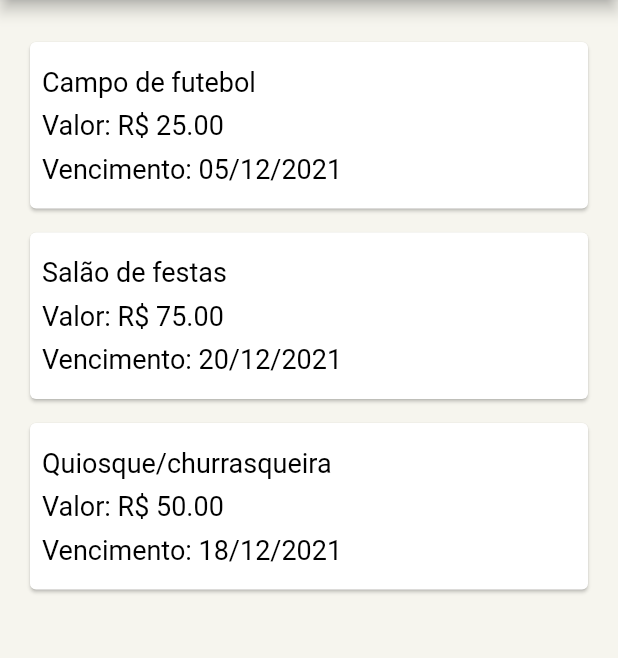
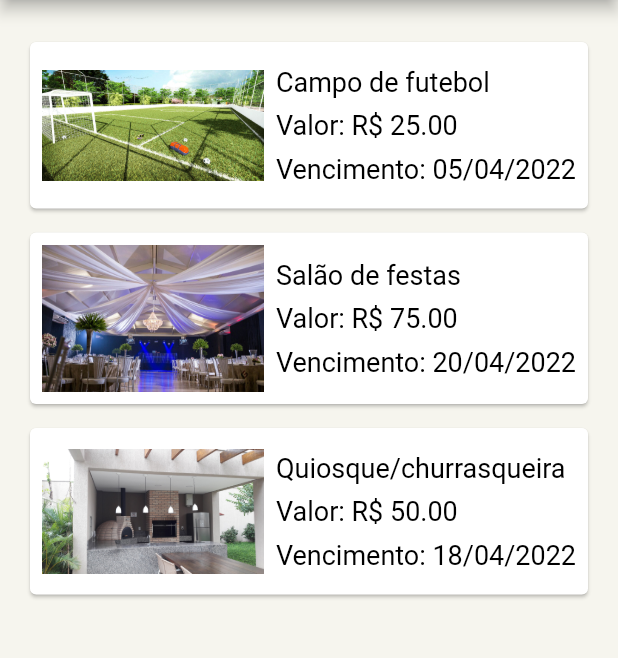
Before and after one commit to AdrianoJunior/condapp_bloc, a Flutter app: the DespesasPage screen opened directly, on a phone screen of 412 x 824 dp, the part 84-742 px from its top. Run offline on Flutter 3.47's test engine with Material 2 defaults, Android fonts, the phone set to English and light mode, and no system bars; our stand-ins replace cached_network_image, cloud_firestore, date_time_picker, email_validator, firebase_auth, firebase_core and 9 more; accounts and stored records are empty.

Commit message:
Atualizações de layout e funcionalidade de visitas

```diff
--- a/lib/pages/agenda/reservas/reservas_service.dart
+++ b/lib/pages/agenda/reservas/reservas_service.dart
@@ -12,5 +12,5 @@ class ReservasService {
         toFirestore: (reserva, _) => reserva.toMap(),
       );
 
-  Stream<QuerySnapshot> get stream => _reservas.orderBy('dataReserva').snapshots();
+  Stream<QuerySnapshot> get stream => _reservas.orderBy('dataReserva').where('uid' == uid).snapshots();
 }
--- a/lib/pages/condominio/despesas/despesas_page.dart
+++ b/lib/pages/condominio/despesas/despesas_page.dart
@@ -17,17 +17,17 @@ class _DespesasPageState extends State<DespesasPage> {
     Despesa(
       desc: "Campo de futebol",
       valor: 25.00,
-      dataVencimento: DateTime(2021, 12, 05),
+      dataVencimento: DateTime(2022, 04, 05),
     ),
     Despesa(
       desc: "Salão de festas",
       valor: 75.00,
-      dataVencimento: DateTime(2021, 12, 20),
+      dataVencimento: DateTime(2022, 04, 20),
     ),
     Despesa(
       desc: "Quiosque/churrasqueira",
       valor: 50.00,
-      dataVencimento: DateTime(2021, 12, 18),
+      dataVencimento: DateTime(2022, 04, 18),
     ),
   ];
 
@@ -35,7 +35,7 @@ class _DespesasPageState extends State<DespesasPage> {
   Widget build(BuildContext context) {
     return Scaffold(
       appBar: AppBar(
-        title: Text("Despesas"),
+        title: const Text("Despesas"),
       ),
       body: _body(),
       drawer: DrawerList(),
@@ -49,18 +49,36 @@ class _DespesasPageState extends State<DespesasPage> {
         itemCount: despesas.length,
         itemBuilder: (context, idx) {
           Despesa d = despesas[idx];
+          String? asset;
+
+          if(d.desc == 'Quiosque/churrasqueira') {
+            asset = 'assets/images/churrasqueira.jpg';
+          } else if (d.desc == "Salão de festas") {
+            asset = 'assets/images/salao_festa.jpeg';
+          } else {
+            asset = 'assets/images/futebol.jpg';
+          }
           return Padding(
             padding: const EdgeInsets.only(top: 8),
             child: Card(
               child: Padding(
                 padding: const EdgeInsets.all(8.0),
-                child: Column(
+                child: Row(
+                  children: [
+                    Expanded(
+                      child: Image.asset(
+                        asset,
+                      ),
+                    ),
+                    const SizedBox(width: 8),
+                    Column(
                       crossAxisAlignment: CrossAxisAlignment.start,
                       children: [
                         const SizedBox(height: 8),
                         Text(
                           d.desc!,
-                      style: const TextStyle(color: Colors.black, fontSize: 18),
+                          style: const TextStyle(
+                              color: Colors.black, fontSize: 18),
                         ),
                         const SizedBox(height: 8),
                         RichText(
@@ -68,7 +86,8 @@ class _DespesasPageState extends State<DespesasPage> {
                             children: [
                               const TextSpan(
                                 text: "Valor: R\$ ",
-                            style: TextStyle(color: Colors.black, fontSize: 18),
+                                style: TextStyle(
+                                    color: Colors.black, fontSize: 18),
                               ),
                               TextSpan(
                                 text: d.valor!.toStringAsFixed(2),
@@ -84,7 +103,8 @@ class _DespesasPageState extends State<DespesasPage> {
                             children: [
                               const TextSpan(
                                 text: "Vencimento: ",
-                            style: TextStyle(color: Colors.black, fontSize: 18),
+                                style: TextStyle(
+                                    color: Colors.black, fontSize: 18),
                               ),
                               TextSpan(
                                 text: f.format(d.dataVencimento!),
@@ -97,6 +117,8 @@ class _DespesasPageState extends State<DespesasPage> {
                         const SizedBox(height: 8),
                       ],
                     ),
+                  ],
+                ),
               ),
             ),
           );
--- a/lib/shared/usuario.dart
+++ b/lib/shared/usuario.dart
@@ -12,6 +12,7 @@ class Usuario {
   String? numeroCasa;
   String? telefone;
   Timestamp? dataNascimento;
+  String? photoUrl;
 
   Usuario({
     this.nome,
@@ -22,6 +23,7 @@ class Usuario {
     this.dataNascimento,
     this.email,
     this.senha,
+    this.photoUrl,
   });
 
   static Usuario fromMap(Map<String, dynamic> user) => Usuario(
@@ -31,6 +33,7 @@ class Usuario {
         numeroCasa: user['numeroCasa'],
         telefone: user['telefone'],
         dataNascimento: user['dataNascimento'],
+    photoUrl: user['photoUrl'],
       );
 
   Map<String, dynamic> toMap() {
@@ -41,6 +44,7 @@ class Usuario {
     data['numeroCasa'] = this.numeroCasa;
     data['telefone'] = this.telefone;
     data['dataNascimento'] = this.dataNascimento;
+    data['photoUrl'] = this.photoUrl;
     return data;
   }
 
--- a/lib/utils/exports.dart
+++ b/lib/utils/exports.dart
@@ -41,7 +41,6 @@ export 'package:flutter_speed_dial/flutter_speed_dial.dart';
 export 'package:cond_app/pages/agenda/visitas/visitantes/visitante.dart';
 export 'package:cond_app/pages/agenda/visitas/visitantes/visitantes_service.dart';
 
-export 'package:flutter_slidable/flutter_slidable.dart';
 
 export 'package:mask_text_input_formatter/mask_text_input_formatter.dart';
 
--- a/lib/widgets/drawer_list.dart
+++ b/lib/widgets/drawer_list.dart
@@ -14,9 +14,10 @@ class DrawerList extends StatelessWidget {
         ),
       ),
       accountEmail: Text(user.email ?? "E-mail"),
-      currentAccountPicture: const CircleAvatar(
+      currentAccountPicture: CircleAvatar(
         backgroundColor: Colors.white,
         backgroundImage: NetworkImage(
+          user.photoURL ??
           "https://firebasestorage.googleapis.com/v0/b/condapp-4d828.appspot.com/o/default_images%2Fdefault_image.png?alt=media&token=f252dfca-3e58-4c86-b33f-7c5d6115bd8d",
         ),
       ),
```
Also changed, not shown: lib/pages/agenda/reservas/reservas_list_view.dart (+16 -17 lines), lib/pages/agenda/visitas/visitantes/visitantes_list_view.dart (+16 -12 lines), lib/pages/agenda/visitas/visitas_bloc.dart (added, +47 -0 lines), lib/pages/agenda/visitas/visitas_form_page.dart (+32 -10 lines), lib/pages/agenda/visitas/visitas_list_view.dart (+49 -3 lines), lib/pages/conta/login/login_page.dart (+5 -2 lines), lib/pages/conta/perfil/perfil_page.dart (+7 -3 lines), pubspec.yaml (+6 -5 lines), pubspec.lock, 2 other files. Lines whose indentation alone changed are shown as unchanged.
